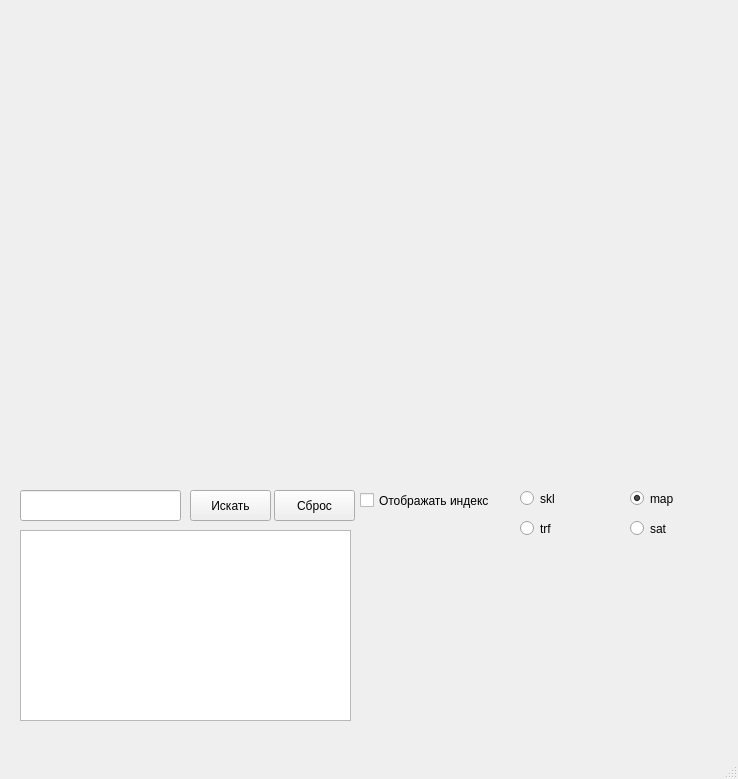
Charmink/Api, file 1.ui: the form before one commit.
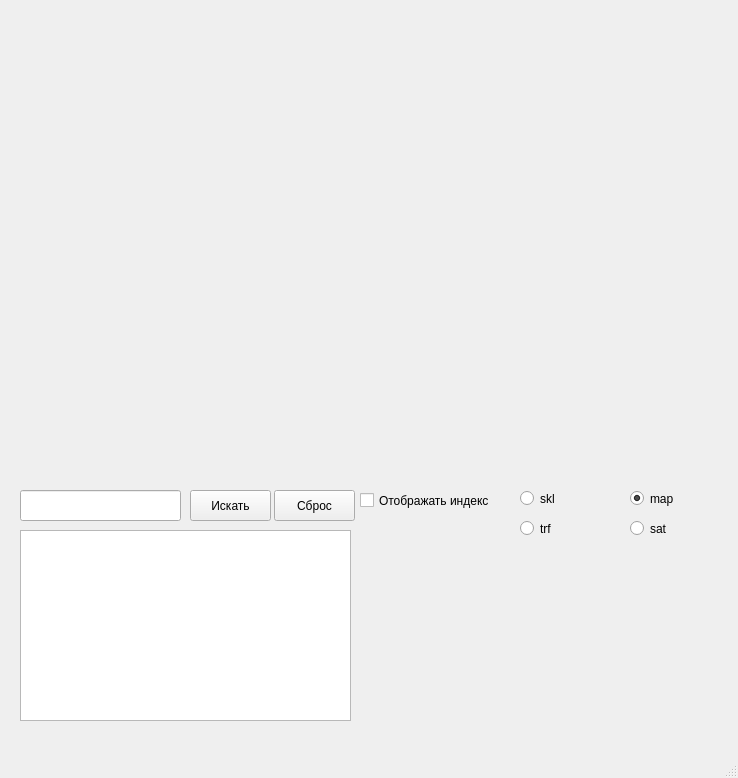
The form after the commit.

The edit to the form file:
```diff
--- a/1.ui
+++ b/1.ui
@@ -7,7 +7,7 @@
     <x>0</x>
     <y>0</y>
     <width>738</width>
-    <height>779</height>
+    <height>778</height>
    </rect>
   </property>
   <property name="windowTitle">
```
